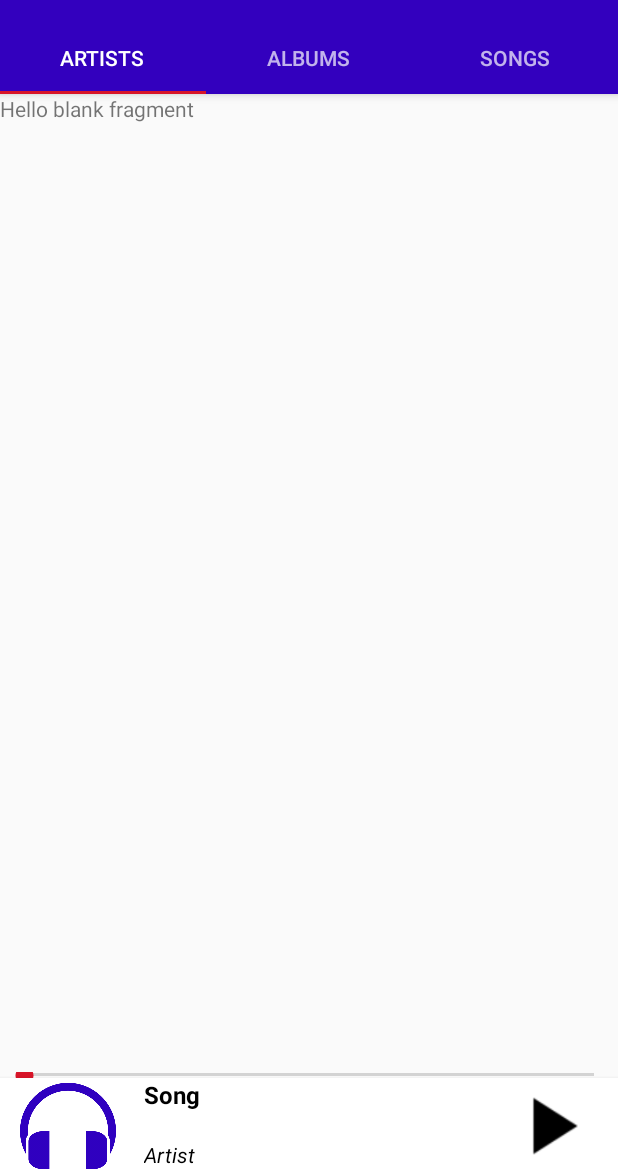
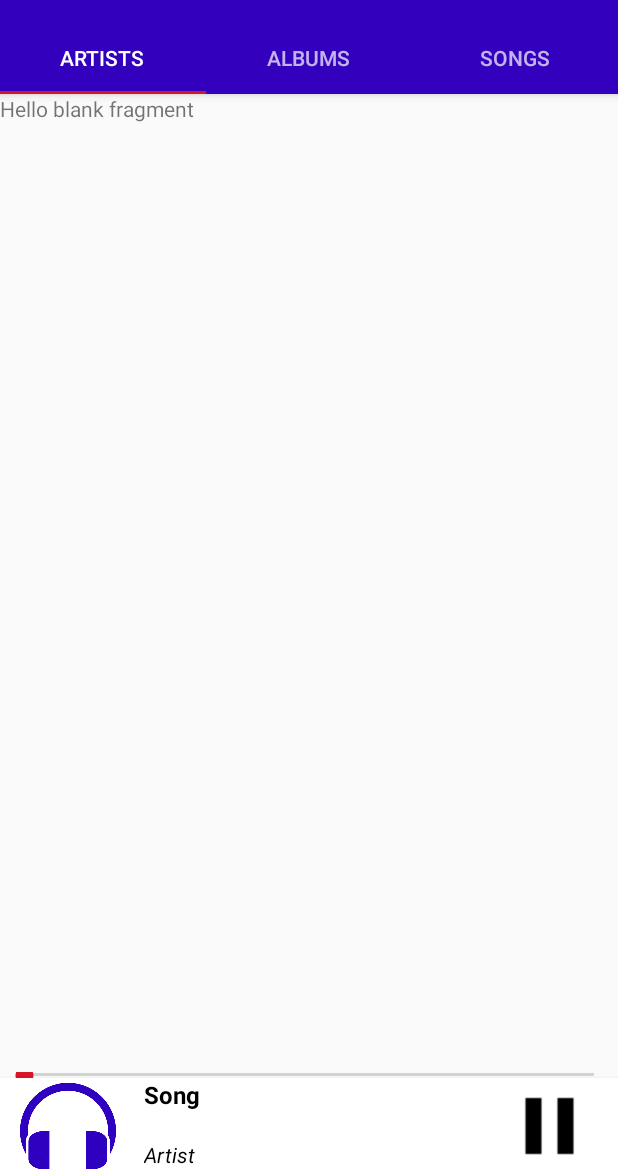
Before and after one commit to realsst1/MyBeats, an Android app: the screen it shows after launch (MainActivity), after a tap on an icon or button, on a phone screen of 412 x 824 dp, the part 62-1236 px from its top. Run offline under Robolectric (Android 15) with nearby library versions, the phone set to English and light mode, and no system bars; 3 statements that could not run were skipped.

Commit message:
play pause bug fix

```diff
--- a/app/src/main/java/com/example/shreyesh/mybeats/MainActivity.java
+++ b/app/src/main/java/com/example/shreyesh/mybeats/MainActivity.java
@@ -34,8 +34,9 @@ public class MainActivity extends AppCompatActivity
     private TabLayout tabLayout;
     private SeekBar seekBar;
      Handler handler;
-    private ImageView songPlayingImage,playPause;
+    public static ImageView songPlayingImage,playPause;
     public static TextView songPlayingName,songPlayingArtist;
+
 
 
 
@@ -96,15 +97,16 @@ public class MainActivity extends AppCompatActivity
             public void onClick(View view) {
                 if(SongAdapter.mediaPlayer.isPlaying()){
                     SongAdapter.mediaPlayer.pause();
-                    playPause.setImageResource(R.drawable.pause);
+                    playPause.setImageResource(R.drawable.play);
                 }else{
                     SongAdapter.mediaPlayer.start();
-                    playPause.setImageResource(R.drawable.play);
+                    playPause.setImageResource(R.drawable.pause);
                 }
             }
         });
 
     }
+
 
     @Override
     public void onBackPressed() {
--- a/app/src/main/java/com/example/shreyesh/mybeats/SongAdapter.java
+++ b/app/src/main/java/com/example/shreyesh/mybeats/SongAdapter.java
@@ -80,12 +80,16 @@ public class SongAdapter extends RecyclerView.Adapter<SongAdapter.ViewHolder> {
                         mediaPlayer.start();
                         songName.setText(title);
                         songArtist.setText(artist);
+                        //((MainActivity)context).setButton();
+                        MainActivity.playPause.setImageResource(R.drawable.pause);
                     } else {
                         mediaPlayer = MediaPlayer.create(context, Uri.parse(path));
                         seekBar.setMax(mediaPlayer.getDuration() / 1000);
                         mediaPlayer.start();
                         songName.setText(title);
                         songArtist.setText(artist);
+                        //((MainActivity)context).setButton();
+                        MainActivity.playPause.setImageResource(R.drawable.pause);
 
                     }
                 } else {
@@ -95,6 +99,8 @@ public class SongAdapter extends RecyclerView.Adapter<SongAdapter.ViewHolder> {
                     mediaPlayer.start();
                     songName.setText(title);
                     songArtist.setText(artist);
+                    //((MainActivity)context).setButton();
+                    MainActivity.playPause.setImageResource(R.drawable.pause);
                 }
                 if (mediaPlayer != null) {
                     runnable = new Runnable() {
```
